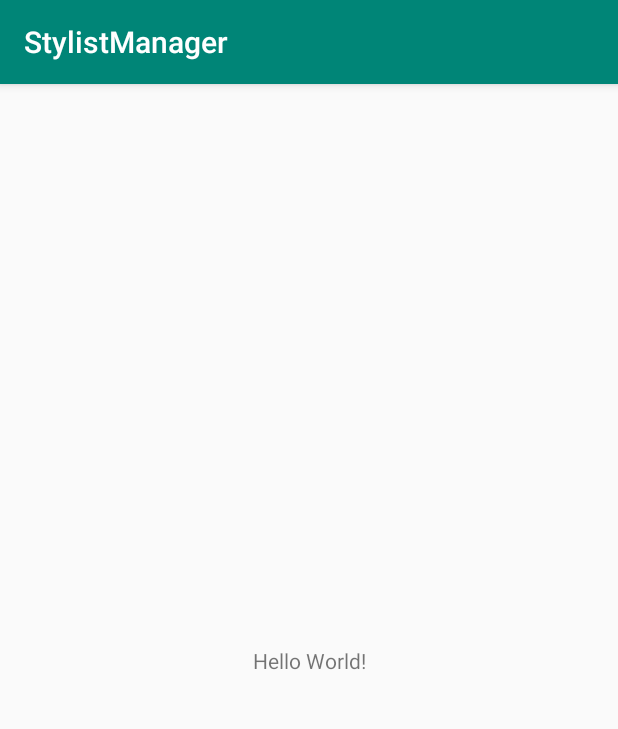
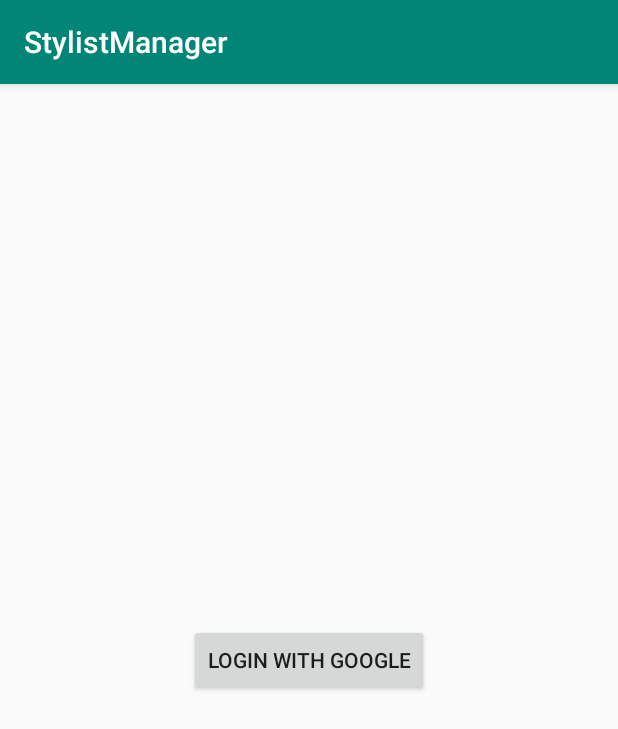
Before and after one commit to DmitriiSemeniuc/stylistManager, an Android app: the screen it shows after launch (MainActivity before the commit, LoginActivity after it), on a phone screen of 412 x 824 dp. Shown: the top 729 px of the screen. Run offline under Robolectric (Android 15) with nearby library versions, the phone set to English and light mode, and no system bars; our stand-ins replace Dagger/Hilt's generated code, Firebase (no records; nobody signed in at launch, a user with empty details on screens opened directly), RxJava; 2 statements that could not run were skipped.

Commit message:
implemented sign in with google

```diff
--- a/app/src/main/AndroidManifest.xml
+++ b/app/src/main/AndroidManifest.xml
@@ -22,6 +22,8 @@
     </activity>
 
     <activity android:name=".MainActivity" />
+
+    <activity android:name=".ui.login.LoginActivity" />
   </application>
 
 </manifest>
--- a/app/src/main/java/com/sedmandev/stylistmanager/injection/InteractorInjector.kt
+++ b/app/src/main/java/com/sedmandev/stylistmanager/injection/InteractorInjector.kt
@@ -1,6 +1,7 @@
 package com.sedmandev.stylistmanager.injection
 
 import com.sedmandev.stylistmanager.modules.AppModule
+import com.sedmandev.stylistmanager.ui.login.LoginInteractor
 import com.sedmandev.stylistmanager.ui.splash.SplashInteractor
 import dagger.Component
 import javax.inject.Singleton
@@ -14,7 +15,8 @@ interface InteractorInjector {
    * @param interactor in which to inject the dependencies.
    * */
 
-  fun inject(splashInteractor: SplashInteractor)
+  fun inject(interactor: SplashInteractor)
+  fun inject(interactor: LoginInteractor)
 
   @Component.Builder
   interface Builder {
--- a/app/src/main/java/com/sedmandev/stylistmanager/injection/PresenterInjector.kt
+++ b/app/src/main/java/com/sedmandev/stylistmanager/injection/PresenterInjector.kt
@@ -3,6 +3,7 @@ package com.sedmandev.stylistmanager.injection
 import com.sedmandev.stylistmanager.base.interfaces.BaseView
 import com.sedmandev.stylistmanager.base.interfaces.Router
 import com.sedmandev.stylistmanager.modules.AppModule
+import com.sedmandev.stylistmanager.ui.login.LoginPresenter
 import com.sedmandev.stylistmanager.ui.splash.SplashPresenter
 import dagger.BindsInstance
 import dagger.Component
@@ -17,8 +18,8 @@ interface PresenterInjector {
    * Injects required dependencies into the specified presenter.
    * @param presenter presenter in which to inject the dependencies
    */
-
-  fun inject(splashPresenter: SplashPresenter)
+  fun inject(presenter: SplashPresenter)
+  fun inject(presenter: LoginPresenter)
 
   @Component.Builder
   interface Builder {
--- /dev/null
+++ b/app/src/main/java/com/sedmandev/stylistmanager/model/Appointment.kt
@@ -0,0 +1,5 @@
+package com.sedmandev.stylistmanager.model
+
+import java.util.*
+
+data class Appointment(val id: Int, val name: String, val client: Client, val date: Date)
--- /dev/null
+++ b/app/src/main/java/com/sedmandev/stylistmanager/model/Client.kt
@@ -0,0 +1,3 @@
+package com.sedmandev.stylistmanager.model
+
+data class Client(val id: Int, val name: String, val photo: String)
--- /dev/null
+++ b/app/src/main/java/com/sedmandev/stylistmanager/ui/login/LoginActivity.kt
@@ -0,0 +1,62 @@
+package com.sedmandev.stylistmanager.ui.login
+
+import android.app.Activity
+import android.content.Intent
+import android.os.Bundle
+import android.support.v4.app.FragmentActivity
+import android.view.View
+import android.widget.Button
+import com.sedmandev.stylistmanager.R
+import com.sedmandev.stylistmanager.base.BaseActivity
+import com.sedmandev.stylistmanager.utils.RC_GOOGLE_SIGN_IN
+
+class LoginActivity: BaseActivity<LoginPresenter>(), LoginView, View.OnClickListener {
+
+  val TAG = LoginActivity::class.java.simpleName
+
+  // Views
+  lateinit var btnGoogleSignIn : Button
+
+  override fun onCreate(savedInstanceState: Bundle?) {
+    super.onCreate(savedInstanceState)
+    presenter.onCreate()
+  }
+
+  override val contentViewId: Int
+    get() = R.layout.activity_login
+
+  override val statusBarColor: Int
+    get() = android.R.color.black
+
+  override fun initViews() {
+    btnGoogleSignIn = findViewById<View>(R.id.btn_google_sign_in) as Button
+    btnGoogleSignIn.setOnClickListener(this)
+  }
+
+  override fun getActivity(): Activity {
+    return this
+  }
+
+  override fun getFragmentActivity(): FragmentActivity {
+    return this
+  }
+
+  override fun instantiatePresenter(): LoginPresenter {
+    return LoginPresenter(this, LoginRouter(), LoginInteractor())
+  }
+
+  override fun onClick(v: View?) {
+    when(v?.id) {
+      R.id.btn_google_sign_in -> {
+        presenter.signInWithGoogle()
+      }
+    }
+  }
+
+  override fun onActivityResult(requestCode: Int, resultCode: Int, data: Intent?) {
+    super.onActivityResult(requestCode, resultCode, data)
+    if(requestCode == RC_GOOGLE_SIGN_IN) {
+      presenter.onActivityResult(data)
+    }
+  }
+}
--- /dev/null
+++ b/app/src/main/java/com/sedmandev/stylistmanager/ui/login/LoginInteractor.kt
@@ -0,0 +1,10 @@
+package com.sedmandev.stylistmanager.ui.login
+
+import com.sedmandev.stylistmanager.base.BaseInteractor
+
+class LoginInteractor : BaseInteractor() {
+
+  override fun inject() {
+    injector.inject(this)
+  }
+}
--- /dev/null
+++ b/app/src/main/java/com/sedmandev/stylistmanager/ui/login/LoginPresenter.kt
@@ -0,0 +1,72 @@
+package com.sedmandev.stylistmanager.ui.login
+
+import android.content.Intent
+import android.util.Log
+import com.sedmandev.stylistmanager.BuildConfig
+import com.sedmandev.stylistmanager.MainActivity
+import com.sedmandev.stylistmanager.R
+import com.sedmandev.stylistmanager.base.BasePresenter
+import com.sedmandev.stylistmanager.utils.GoogleSignInHelper
+
+class LoginPresenter(loginView : LoginView, loginRouter : LoginRouter,
+      private val interactor: LoginInteractor) : BasePresenter<LoginView, LoginRouter>(loginView, loginRouter),
+    GoogleSignInHelper.SignIn {
+
+  val TAG = LoginPresenter::class.java.simpleName
+
+  lateinit var googleSignInHelper: GoogleSignInHelper
+
+  override fun inject() {
+    injector.inject(this)
+  }
+
+  override fun onCreate() {
+    view.initViews()
+    initAuth()
+  }
+
+  override fun onStart() {
+    Log.d(TAG, "onStart")
+  }
+
+  override fun onResume() {
+    Log.d(TAG, "onResume")
+  }
+
+  override fun onPause() {
+    Log.d(TAG, "onPause")
+  }
+
+  override fun onStop() {
+    Log.d(TAG, "onStop")
+  }
+
+  override fun onDestroy() {
+    Log.d(TAG, "onDestroy")
+  }
+
+  private fun initAuth() {
+    if(!::googleSignInHelper.isInitialized) {
+      googleSignInHelper = GoogleSignInHelper(this)
+      googleSignInHelper.initGoogleApiClient(view.getFragmentActivity(), view.getContext(),
+          BuildConfig.FB_CLIENT_ID)
+    }
+  }
+
+  fun signInWithGoogle() {
+    googleSignInHelper.signInWithGoogle(view.getActivity())
+  }
+
+  fun onActivityResult(data: Intent?) {
+    googleSignInHelper.onActivityResult(data, view.getContext(), view.getActivity())
+  }
+
+  override fun onGoogleSignInSuccess(uid: String, name: String?, email: String?, photoUrl: String) {
+    Log.d(TAG, "Google sign in successfully, user name: $name")
+    router.navigateTo(view.getContext(), MainActivity::class.java)
+  }
+
+  override fun onGoogleSignInFailed() {
+    Log.d(TAG, "Google sign in failed")
+  }
+}
--- /dev/null
+++ b/app/src/main/java/com/sedmandev/stylistmanager/ui/login/LoginRouter.kt
@@ -0,0 +1,5 @@
+package com.sedmandev.stylistmanager.ui.login
+
+import com.sedmandev.stylistmanager.base.BaseRouter
+
+class LoginRouter : BaseRouter()
--- /dev/null
+++ b/app/src/main/java/com/sedmandev/stylistmanager/ui/login/LoginView.kt
@@ -0,0 +1,12 @@
+package com.sedmandev.stylistmanager.ui.login
+
+import android.app.Activity
+import android.support.v4.app.FragmentActivity
+import com.sedmandev.stylistmanager.base.interfaces.BaseView
+
+interface LoginView : BaseView {
+
+  fun getActivity() : Activity
+
+  fun getFragmentActivity() : FragmentActivity
+}
--- a/app/src/main/java/com/sedmandev/stylistmanager/ui/splash/SplashPresenter.kt
+++ b/app/src/main/java/com/sedmandev/stylistmanager/ui/splash/SplashPresenter.kt
@@ -3,6 +3,7 @@ package com.sedmandev.stylistmanager.ui.splash
 import com.sedmandev.stylistmanager.MainActivity
 import com.sedmandev.stylistmanager.base.BasePresenter
 import com.sedmandev.stylistmanager.base.interfaces.Router
+import com.sedmandev.stylistmanager.ui.login.LoginActivity
 import io.reactivex.Completable
 import io.reactivex.disposables.Disposable
 import java.util.concurrent.TimeUnit
@@ -21,7 +22,7 @@ class SplashPresenter(splashView: SplashView, splashRouter: SplashRouter,
   override fun onCreate() {
     Completable.complete()
         .delay(3, TimeUnit.SECONDS)
-        .doOnComplete { router.navigateTo(view.getContext(), MainActivity::class.java) }
+        .doOnComplete { router.navigateTo(view.getContext(), LoginActivity::class.java) }
         .subscribe()
   }
 
--- /dev/null
+++ b/app/src/main/java/com/sedmandev/stylistmanager/utils/Const.kt
@@ -0,0 +1,4 @@
+package com.sedmandev.stylistmanager.utils
+
+const val RC_GOOGLE_SIGN_IN = 1
+const val BASE_URL: String = ""
--- /dev/null
+++ b/app/src/main/java/com/sedmandev/stylistmanager/utils/GoogleSignInHelper.kt
@@ -0,0 +1,84 @@
+package com.sedmandev.stylistmanager.utils
+
+import android.app.Activity
+import android.content.Context
+import android.content.Intent
+import android.support.v4.app.FragmentActivity
+import android.util.Log
+import android.widget.Toast
+import com.google.android.gms.auth.api.Auth
+import com.google.android.gms.auth.api.signin.GoogleSignInAccount
+import com.google.android.gms.auth.api.signin.GoogleSignInOptions
+import com.google.android.gms.common.api.GoogleApiClient
+import com.google.firebase.auth.FirebaseAuth
+import com.google.firebase.auth.GoogleAuthProvider
+
+class GoogleSignInHelper(private val googleSignInListener: GoogleSignInHelper.SignIn) {
+
+  val TAG = GoogleSignInHelper::class.java.simpleName
+
+  init {
+    initFirebase()
+  }
+
+  lateinit var googleApiClient: GoogleApiClient
+  lateinit var firebaseAuth: FirebaseAuth
+
+  private fun initFirebase() {
+    firebaseAuth = FirebaseAuth.getInstance()
+  }
+
+  fun initGoogleApiClient(activity: FragmentActivity, context: Context, requestClientId: String) {
+
+    // Configure Google Sign In
+    val googleSignInOptions = GoogleSignInOptions.Builder(GoogleSignInOptions.DEFAULT_SIGN_IN)
+        .requestIdToken(requestClientId)
+        .requestEmail()
+        .build()
+
+    // Creating and Configuring Google Api Client.
+    googleApiClient = GoogleApiClient.Builder(context)
+        .enableAutoManage(activity  /* OnConnectionFailedListener */) { }
+        .addApi(Auth.GOOGLE_SIGN_IN_API, googleSignInOptions)
+        .build()
+  }
+
+  fun signInWithGoogle(activity: Activity) {
+    val signInIntent = Auth.GoogleSignInApi.getSignInIntent(googleApiClient)
+    activity.startActivityForResult(signInIntent, RC_GOOGLE_SIGN_IN)
+  }
+
+  fun onActivityResult(data: Intent?, context: Context, activity: Activity) {
+    val result = Auth.GoogleSignInApi.getSignInResultFromIntent(data)
+    if (result.isSuccess) {
+      // Google Sign In was successful, authenticate with Firebase
+      firebaseAuthWithGoogle(result.signInAccount!!, firebaseAuth, activity)
+    } else {
+      Log.i(TAG, "Google SignIn result is success? ${result.isSuccess}.")
+      Toast.makeText(context, "Some error occurred.", Toast.LENGTH_SHORT).show()
+    }
+  }
+
+  private fun firebaseAuthWithGoogle(acct: GoogleSignInAccount, firebaseAuth: FirebaseAuth?, activity: Activity) {
+    Log.i(TAG, "Authenticating user with firebase.")
+    val credential = GoogleAuthProvider.getCredential(acct.idToken, null)
+    firebaseAuth?.signInWithCredential(credential)?.addOnCompleteListener(activity) { task ->
+      Log.i(TAG, "Firebase Authentication, is result a success? ${task.isSuccessful}.")
+      if (task.isSuccessful) {
+        // Sign in success, update UI with the signed-in user's information
+        val user = firebaseAuth.currentUser
+        googleSignInListener.onGoogleSignInSuccess(user!!.uid, user.displayName, user.email, user.photoUrl.toString())
+      } else {
+        // If sign in fails, display a message to the user.
+        Log.e(TAG, "Authenticating with Google credentials in firebase FAILED !!")
+      }
+    }
+  }
+
+  interface SignIn {
+
+    fun onGoogleSignInSuccess(uid: String, name: String?, email: String?, photoUrl: String)
+
+    fun onGoogleSignInFailed()
+  }
+}
--- /dev/null
+++ b/app/src/main/res/layout/activity_login.xml
@@ -0,0 +1,19 @@
+<?xml version="1.0" encoding="utf-8"?>
+<android.support.constraint.ConstraintLayout
+    xmlns:android="http://schemas.android.com/apk/res/android"
+    xmlns:app="http://schemas.android.com/apk/res-auto"
+    android:layout_width="match_parent"
+    android:layout_height="match_parent"
+    >
+
+  <Button
+      android:id="@+id/btn_google_sign_in"
+      android:layout_width="wrap_content"
+      android:layout_height="wrap_content"
+      app:layout_constraintEnd_toEndOf="parent"
+      app:layout_constraintStart_toStartOf="parent"
+      app:layout_constraintTop_toTopOf="parent"
+      app:layout_constraintBottom_toBottomOf="parent"
+      android:text="@string/login_with_google"
+  />
+</android.support.constraint.ConstraintLayout>
--- a/app/src/main/res/values/strings.xml
+++ b/app/src/main/res/values/strings.xml
@@ -1,3 +1,6 @@
 <resources>
   <string name="app_name">StylistManager</string>
+
+  <!-- Login -->
+  <string name="login_with_google">Login with Google</string>
 </resources>
--- a/build.gradle
+++ b/build.gradle
@@ -15,7 +15,7 @@ buildscript {
     dependencies {
         classpath "com.android.tools.build:gradle:$gradle_version"
         classpath "org.jetbrains.kotlin:kotlin-gradle-plugin:$kotlin_version"
-        //classpath "com.google.gms:google-services:4.0.1"
+        classpath "com.google.gms:google-services:4.0.1"
 
         // NOTE: Do not place your application dependencies here; they belong
         // in the individual module build.gradle files
--- a/gradle.properties
+++ b/gradle.properties
@@ -11,3 +11,4 @@ org.gradle.jvmargs=-Xmx1536m
 # This option should only be used with decoupled projects. More details, visit
 # http://www.gradle.org/docs/current/userguide/multi_project_builds.html#sec:decoupled_projects
 # org.gradle.parallel=true
+REQUEST_CLIENT_ID="63989358751-908csc2dtelmrlj1m8360o8al5chr97k.apps.googleusercontent.com"
```
Also changed, not shown: app/build.gradle (+7 -3 lines), 1 other file.
